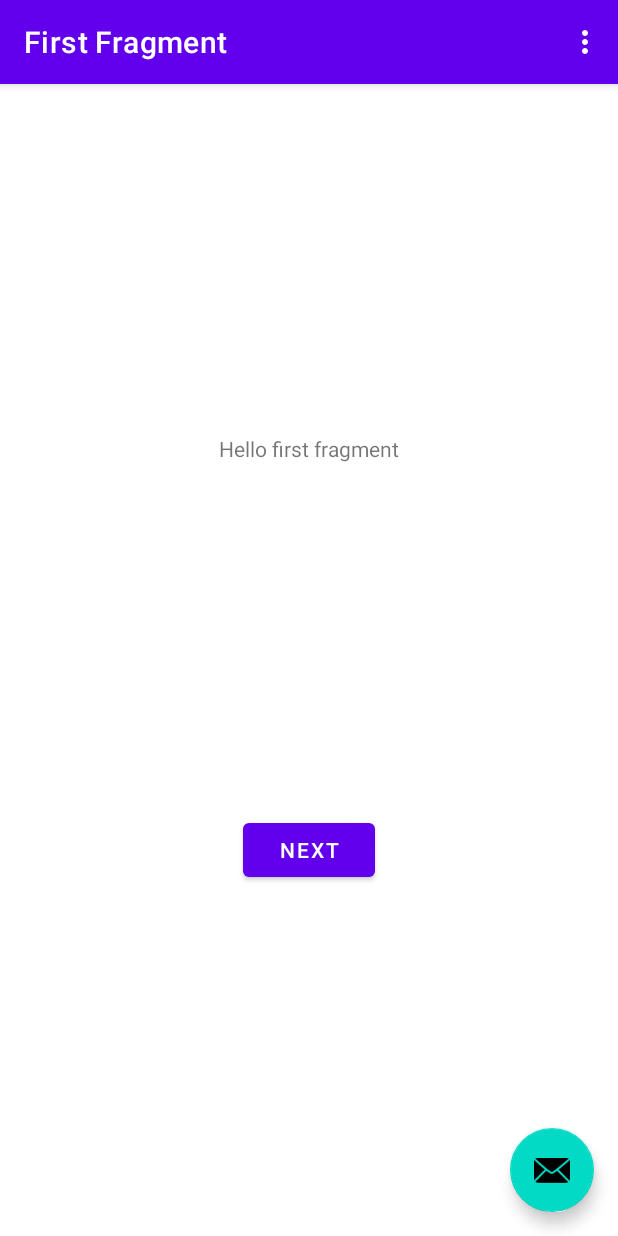
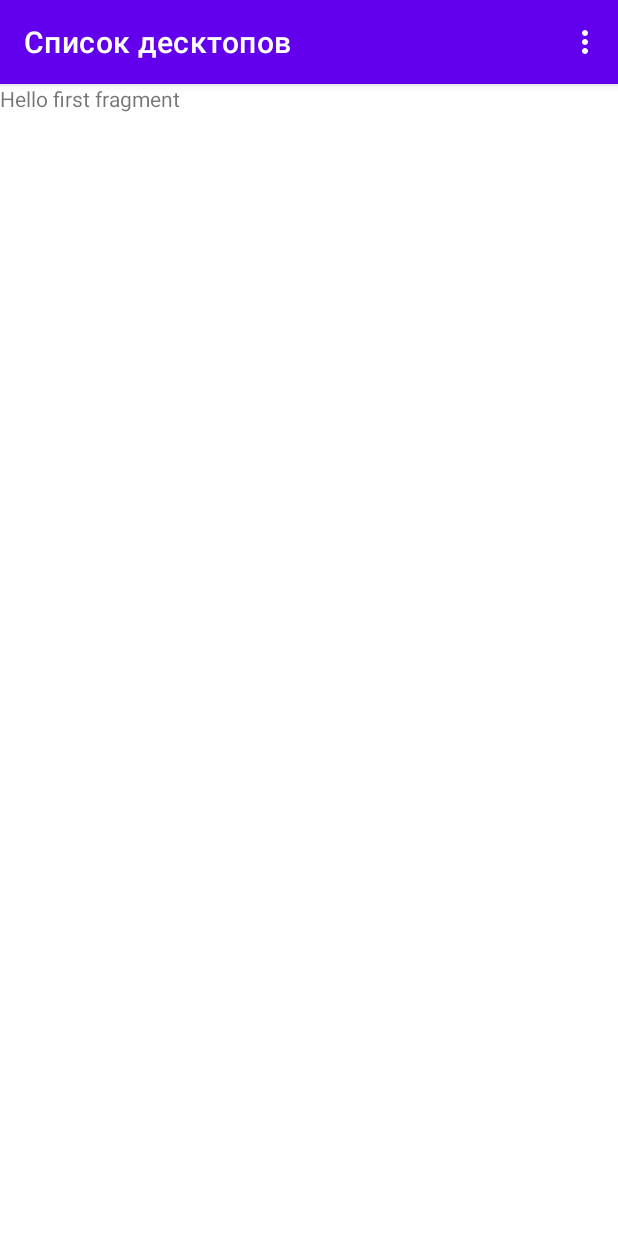
Before and after one commit to maxwellchaos/ScreenWatcherMobile, an Android app: the screen it shows after launch (MainActivity), on a phone screen of 412 x 824 dp. Run offline under Robolectric (Android 15) with nearby library versions, the light colour scheme and no system bars; our stand-ins replace navigation-ui.

Commit message:
Готова основа интерфейса и добавлена служба

```diff
--- a/app/build.gradle
+++ b/app/build.gradle
@@ -31,12 +31,16 @@ android {
 }
 
 dependencies {
+    implementation('com.google.code.gson:gson:2.9.1')
+    implementation("com.squareup.okhttp3:okhttp:4.0.0")
 
     implementation 'androidx.appcompat:appcompat:1.4.2'
     implementation 'com.google.android.material:material:1.6.1'
     implementation 'androidx.constraintlayout:constraintlayout:2.1.4'
     implementation 'androidx.navigation:navigation-fragment:2.5.0'
     implementation 'androidx.navigation:navigation-ui:2.5.0'
+    implementation 'com.google.code.gson:gson:2.9.1'
+    implementation 'androidx.preference:preference:1.1.1'
     testImplementation 'junit:junit:4.13.2'
     androidTestImplementation 'androidx.test.ext:junit:1.1.3'
     androidTestImplementation 'androidx.test.espresso:espresso-core:3.4.0'
--- a/app/src/main/java/com/screenwatch/screenwatcher/SecondFragment.java
+++ b/app/src/main/java/com/screenwatch/screenwatcher/DesktopList.java
@@ -7,13 +7,12 @@ import android.view.ViewGroup;
 
 import androidx.annotation.NonNull;
 import androidx.fragment.app.Fragment;
-import androidx.navigation.fragment.NavHostFragment;
 
-import com.screenwatch.screenwatcher.databinding.FragmentSecondBinding;
+import com.screenwatch.screenwatcher.databinding.DesktopListBinding;
 
-public class SecondFragment extends Fragment {
+public class DesktopList extends Fragment {
 
-    private FragmentSecondBinding binding;
+    private DesktopListBinding binding;
 
     @Override
     public View onCreateView(
@@ -21,21 +20,24 @@ public class SecondFragment extends Fragment {
             Bundle savedInstanceState
     ) {
 
-        binding = FragmentSecondBinding.inflate(inflater, container, false);
+        binding = DesktopListBinding.inflate(inflater, container, false);
+
         return binding.getRoot();
 
     }
 
     public void onViewCreated(@NonNull View view, Bundle savedInstanceState) {
         super.onViewCreated(view, savedInstanceState);
-
-        binding.buttonSecond.setOnClickListener(new View.OnClickListener() {
+/*
+        binding.buttonFirst.setOnClickListener(new View.OnClickListener() {
             @Override
             public void onClick(View view) {
-                NavHostFragment.findNavController(SecondFragment.this)
-                        .navigate(R.id.action_SecondFragment_to_FirstFragment);
+                NavHostFragment.findNavController(FirstFragment.this)
+                        .navigate(R.id.action_FirstFragment_to_SecondFragment);
             }
         });
+        */
+
     }
 
     @Override
--- a/app/src/main/java/com/screenwatch/screenwatcher/FirstFragment.java
+++ b/app/src/main/java/com/screenwatch/screenwatcher/Settings.java
@@ -9,11 +9,12 @@ import androidx.annotation.NonNull;
 import androidx.fragment.app.Fragment;
 import androidx.navigation.fragment.NavHostFragment;
 
-import com.screenwatch.screenwatcher.databinding.FragmentFirstBinding;
 
-public class FirstFragment extends Fragment {
+import com.screenwatch.screenwatcher.databinding.SettingsBinding;
 
-    private FragmentFirstBinding binding;
+public class Settings extends Fragment {
+
+    private SettingsBinding binding;
 
     @Override
     public View onCreateView(
@@ -21,7 +22,7 @@ public class FirstFragment extends Fragment {
             Bundle savedInstanceState
     ) {
 
-        binding = FragmentFirstBinding.inflate(inflater, container, false);
+        binding = SettingsBinding.inflate(inflater, container, false);
         return binding.getRoot();
 
     }
@@ -29,11 +30,11 @@ public class FirstFragment extends Fragment {
     public void onViewCreated(@NonNull View view, Bundle savedInstanceState) {
         super.onViewCreated(view, savedInstanceState);
 
-        binding.buttonFirst.setOnClickListener(new View.OnClickListener() {
+        binding.buttonSecond.setOnClickListener(new View.OnClickListener() {
             @Override
             public void onClick(View view) {
-                NavHostFragment.findNavController(FirstFragment.this)
-                        .navigate(R.id.action_FirstFragment_to_SecondFragment);
+                NavHostFragment.findNavController(Settings.this)
+                        .navigate(R.id.action_SecondFragment_to_FirstFragment);
             }
         });
     }
--- a/app/src/main/res/layout/activity_main.xml
+++ b/app/src/main/res/layout/activity_main.xml
@@ -22,13 +22,4 @@
 
     <include layout="@layout/content_main" />
 
-    <com.google.android.material.floatingactionbutton.FloatingActionButton
-        android:id="@+id/fab"
-        android:layout_width="wrap_content"
-        android:layout_height="wrap_content"
-        android:layout_gravity="bottom|end"
-        android:layout_marginEnd="@dimen/fab_margin"
-        android:layout_marginBottom="16dp"
-        app:srcCompat="@android:drawable/ic_dialog_email" />
-
 </androidx.coordinatorlayout.widget.CoordinatorLayout>
--- /dev/null
+++ b/app/src/main/res/layout/desktop_list.xml
@@ -0,0 +1,28 @@
+<?xml version="1.0" encoding="utf-8"?>
+<androidx.constraintlayout.widget.ConstraintLayout xmlns:android="http://schemas.android.com/apk/res/android"
+    xmlns:app="http://schemas.android.com/apk/res-auto"
+    xmlns:tools="http://schemas.android.com/tools"
+    android:layout_width="match_parent"
+    android:layout_height="match_parent"
+    tools:context=".DesktopList">
+<ScrollView
+    android:layout_width="match_parent"
+    android:layout_height="match_parent">
+        <LinearLayout
+            android:layout_width="match_parent"
+            android:layout_height="wrap_content">
+            <TextView
+                android:id="@+id/textview_first"
+                android:layout_width="wrap_content"
+                android:layout_height="wrap_content"
+                android:text="@string/hello_first_fragment"
+                app:layout_constraintEnd_toEndOf="parent"
+                app:layout_constraintStart_toStartOf="parent"
+                app:layout_constraintTop_toTopOf="parent" />
+
+
+        </LinearLayout>
+    </ScrollView>
+
+
+</androidx.constraintlayout.widget.ConstraintLayout>
--- a/app/src/main/res/layout/fragment_first.xml
+++ /dev/null
@@ -1,28 +0,0 @@
-<?xml version="1.0" encoding="utf-8"?>
-<androidx.constraintlayout.widget.ConstraintLayout xmlns:android="http://schemas.android.com/apk/res/android"
-    xmlns:app="http://schemas.android.com/apk/res-auto"
-    xmlns:tools="http://schemas.android.com/tools"
-    android:layout_width="match_parent"
-    android:layout_height="match_parent"
-    tools:context=".FirstFragment">
-
-    <TextView
-        android:id="@+id/textview_first"
-        android:layout_width="wrap_content"
-        android:layout_height="wrap_content"
-        android:text="@string/hello_first_fragment"
-        app:layout_constraintBottom_toTopOf="@id/button_first"
-        app:layout_constraintEnd_toEndOf="parent"
-        app:layout_constraintStart_toStartOf="parent"
-        app:layout_constraintTop_toTopOf="parent" />
-
-    <Button
-        android:id="@+id/button_first"
-        android:layout_width="wrap_content"
-        android:layout_height="wrap_content"
-        android:text="@string/next"
-        app:layout_constraintBottom_toBottomOf="parent"
-        app:layout_constraintEnd_toEndOf="parent"
-        app:layout_constraintStart_toStartOf="parent"
-        app:layout_constraintTop_toBottomOf="@id/textview_first" />
-</androidx.constraintlayout.widget.ConstraintLayout>
--- a/app/src/main/res/layout/fragment_second.xml
+++ b/app/src/main/res/layout/settings.xml
@@ -4,7 +4,7 @@
     xmlns:tools="http://schemas.android.com/tools"
     android:layout_width="match_parent"
     android:layout_height="match_parent"
-    tools:context=".SecondFragment">
+    tools:context=".Settings">
 
     <TextView
         android:id="@+id/textview_second"
--- a/app/src/main/res/menu/menu_main.xml
+++ b/app/src/main/res/menu/menu_main.xml
@@ -4,7 +4,8 @@
     tools:context="com.screenwatch.screenwatcher.MainActivity">
     <item
         android:id="@+id/action_settings"
+        android:onClick="onSettings"
         android:orderInCategory="100"
-        android:title="@string/action_settings"
+        android:title="Настройки"
         app:showAsAction="never" />
 </menu>
--- a/app/src/main/res/navigation/nav_graph.xml
+++ b/app/src/main/res/navigation/nav_graph.xml
@@ -3,26 +3,26 @@
     xmlns:app="http://schemas.android.com/apk/res-auto"
     xmlns:tools="http://schemas.android.com/tools"
     android:id="@+id/nav_graph"
-    app:startDestination="@id/FirstFragment">
+    app:startDestination="@id/DesktopList">
 
     <fragment
-        android:id="@+id/FirstFragment"
-        android:name="com.screenwatch.screenwatcher.FirstFragment"
-        android:label="@string/first_fragment_label"
-        tools:layout="@layout/fragment_first">
+        android:id="@+id/DesktopList"
+        android:name="com.screenwatch.screenwatcher.DesktopList"
+        android:label="Список десктопов"
+        tools:layout="@layout/desktop_list">
 
         <action
             android:id="@+id/action_FirstFragment_to_SecondFragment"
-            app:destination="@id/SecondFragment" />
+            app:destination="@id/Settings" />
     </fragment>
     <fragment
-        android:id="@+id/SecondFragment"
-        android:name="com.screenwatch.screenwatcher.SecondFragment"
-        android:label="@string/second_fragment_label"
-        tools:layout="@layout/fragment_second">
+        android:id="@+id/Settings"
+        android:name="com.screenwatch.screenwatcher.Settings"
+        android:label="Настройки"
+        tools:layout="@layout/settings">
 
         <action
             android:id="@+id/action_SecondFragment_to_FirstFragment"
-            app:destination="@id/FirstFragment" />
+            app:destination="@id/DesktopList" />
     </fragment>
 </navigation>
```
Also changed, not shown: app/src/main/AndroidManifest.xml (+7 -0 lines), app/src/main/java/com/screenwatch/screenwatcher/Desktop.java (added, +153 -0 lines), app/src/main/java/com/screenwatch/screenwatcher/MainActivity.java (+14 -16 lines), app/src/main/java/com/screenwatch/screenwatcher/ScreenWatcherMobileService.java (added, +231 -0 lines), app/src/main/res/values/arrays.xml (added, +12 -0 lines), app/src/main/res/values/strings.xml (+16 -0 lines), app/src/main/res/xml/root_preferences.xml (added, +35 -0 lines), app/src/main/res/drawable-v24/small_watcher.png (added).
